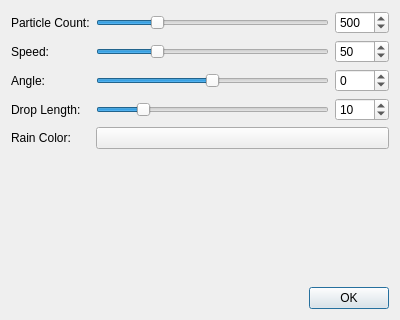
This is DMHelper/src/layerparticlesettings.ui in mountogdengc/DMHelper as Qt 5 draws it before an edit. The edited form follows.
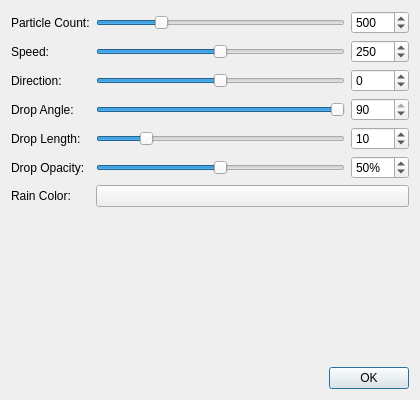
This is the edited form. Custom widgets are drawn as their Qt base class.

Patch:
```diff
--- a/DMHelper/src/layerparticlesettings.ui
+++ b/DMHelper/src/layerparticlesettings.ui
@@ -6,8 +6,8 @@
    <rect>
     <x>0</x>
     <y>0</y>
-    <width>400</width>
-    <height>320</height>
+    <width>420</width>
+    <height>400</height>
    </rect>
   </property>
   <property name="windowTitle">
@@ -65,10 +65,10 @@
         <number>1</number>
        </property>
        <property name="maximum">
-        <number>200</number>
+        <number>500</number>
        </property>
        <property name="value">
-        <number>50</number>
+        <number>250</number>
        </property>
        <property name="orientation">
         <enum>Qt::Horizontal</enum>
@@ -81,27 +81,27 @@
         <number>1</number>
        </property>
        <property name="maximum">
-        <number>200</number>
+        <number>500</number>
        </property>
        <property name="value">
-        <number>50</number>
+        <number>250</number>
        </property>
       </widget>
      </item>
      <item row="2" column="0">
-      <widget class="QLabel" name="lblAngle">
+      <widget class="QLabel" name="lblDirection">
        <property name="text">
-        <string>Angle:</string>
+        <string>Direction:</string>
        </property>
       </widget>
      </item>
      <item row="2" column="1">
-      <widget class="QSlider" name="slideAngle">
+      <widget class="QSlider" name="slideDirection">
        <property name="minimum">
-        <number>-90</number>
+        <number>-180</number>
        </property>
        <property name="maximum">
-        <number>90</number>
+        <number>180</number>
        </property>
        <property name="value">
         <number>0</number>
@@ -112,12 +112,12 @@
       </widget>
      </item>
      <item row="2" column="2">
-      <widget class="QSpinBox" name="spinAngle">
+      <widget class="QSpinBox" name="spinDirection">
        <property name="minimum">
-        <number>-90</number>
+        <number>-180</number>
        </property>
        <property name="maximum">
-        <number>90</number>
+        <number>180</number>
        </property>
        <property name="value">
         <number>0</number>
@@ -125,13 +125,49 @@
       </widget>
      </item>
      <item row="3" column="0">
+      <widget class="QLabel" name="lblAngle">
+       <property name="text">
+        <string>Drop Angle:</string>
+       </property>
+      </widget>
+     </item>
+     <item row="3" column="1">
+      <widget class="QSlider" name="slideAngle">
+       <property name="minimum">
+        <number>-90</number>
+       </property>
+       <property name="maximum">
+        <number>90</number>
+       </property>
+       <property name="value">
+        <number>90</number>
+       </property>
+       <property name="orientation">
+        <enum>Qt::Horizontal</enum>
+       </property>
+      </widget>
+     </item>
+     <item row="3" column="2">
+      <widget class="QSpinBox" name="spinAngle">
+       <property name="minimum">
+        <number>-90</number>
+       </property>
+       <property name="maximum">
+        <number>90</number>
+       </property>
+       <property name="value">
+        <number>90</number>
+       </property>
+      </widget>
+     </item>
+     <item row="4" column="0">
       <widget class="QLabel" name="lblLength">
        <property name="text">
         <string>Drop Length:</string>
        </property>
       </widget>
      </item>
-     <item row="3" column="1">
+     <item row="4" column="1">
       <widget class="QSlider" name="slideLength">
        <property name="minimum">
         <number>1</number>
@@ -147,7 +183,7 @@
        </property>
       </widget>
      </item>
-     <item row="3" column="2">
+     <item row="4" column="2">
       <widget class="QSpinBox" name="spinLength">
        <property name="minimum">
         <number>1</number>
@@ -160,14 +196,53 @@
        </property>
       </widget>
      </item>
-     <item row="4" column="0">
+     <item row="5" column="0">
+      <widget class="QLabel" name="lblOpacity">
+       <property name="text">
+        <string>Drop Opacity:</string>
+       </property>
+      </widget>
+     </item>
+     <item row="5" column="1">
+      <widget class="QSlider" name="slideOpacity">
+       <property name="minimum">
+        <number>0</number>
+       </property>
+       <property name="maximum">
+        <number>100</number>
+       </property>
+       <property name="value">
+        <number>50</number>
+       </property>
+       <property name="orientation">
+        <enum>Qt::Horizontal</enum>
+       </property>
+      </widget>
+     </item>
+     <item row="5" column="2">
+      <widget class="QSpinBox" name="spinOpacity">
+       <property name="minimum">
+        <number>0</number>
+       </property>
+       <property name="maximum">
+        <number>100</number>
+       </property>
+       <property name="value">
+        <number>50</number>
+       </property>
+       <property name="suffix">
+        <string>%</string>
+       </property>
+      </widget>
+     </item>
+     <item row="6" column="0">
       <widget class="QLabel" name="lblColor">
        <property name="text">
         <string>Rain Color:</string>
        </property>
       </widget>
      </item>
-     <item row="4" column="1" colspan="2">
+     <item row="6" column="1" colspan="2">
       <widget class="ColorPushButton" name="btnRainColor">
        <property name="text">
         <string/>
```
Left out of the diff: 8 changed lines with no effect on the pictures.
